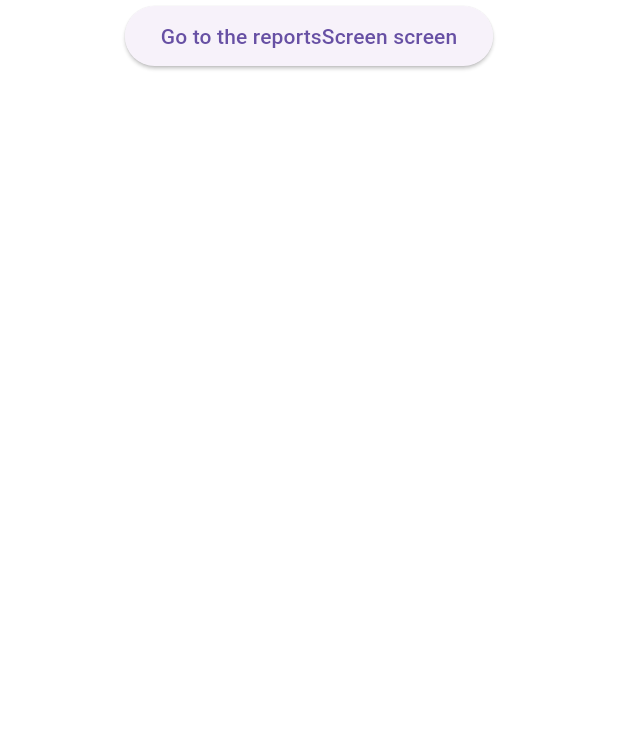
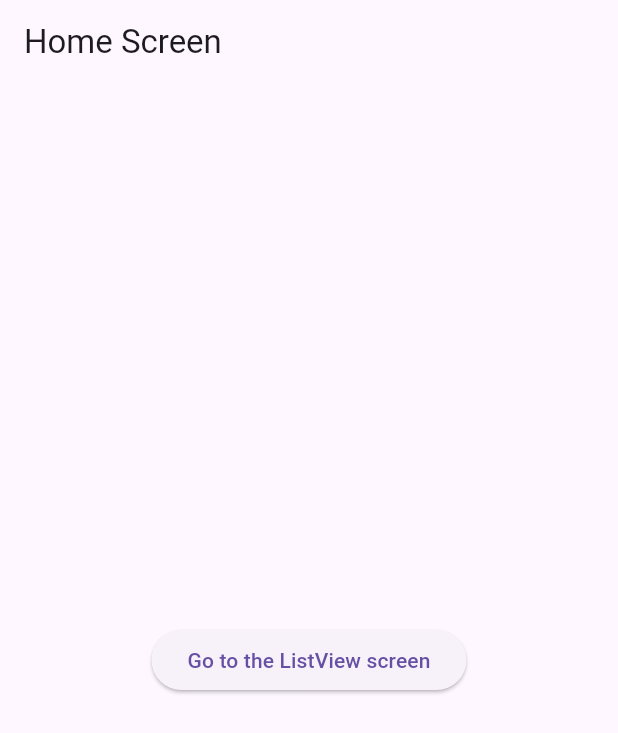
Before and after one commit to of3jlmssoo/flutterExpences, a Flutter app: the screen it shows after launch, on a phone screen of 412 x 824 dp. Shown: the top 733 px of the screen. Run offline on Flutter 3.47's test engine with Material 3 defaults, Android fonts, the light colour scheme and no system bars; our stand-ins replace flutter_riverpod, freezed_annotation, go_router, riverpod_annotation; generated files the repository leaves out were written again.

Commit message:
add record

```diff
--- a/lib/main.dart
+++ b/lib/main.dart
@@ -1,51 +1,16 @@
-// import 'package:flutter/material.dart';
-// import 'package:go_router/go_router.dart';
-// import 'package:flutter_riverpod/flutter_riverpod.dart';
-// import 'package:riverpod_annotation/riverpod_annotation.dart';
+import 'package:flutter/material.dart';
+import 'package:flutter_riverpod/flutter_riverpod.dart';
+import 'package:go_router/go_router.dart';
+import 'package:riverpodtest/reportsscreen.dart';
 
-// part 'main.g.dart';
-
-// // We create a "provider", which will store a value (here "Hello world").
-// // By using a provider, this allows us to mock/override the value exposed.
-// @riverpod
-// String helloWorld(HelloWorldRef ref) {
-//   return 'Hello world';
-// }
-
-// void main() {
-//   runApp(
-//     // For widgets to be able to read providers, we need to wrap the entire
-//     // application in a "ProviderScope" widget.
-//     // This is where the state of our providers will be stored.
-//     ProviderScope(
-//       child: MyApp(),
-//     ),
-//   );
-// }
-
-// // Extend ConsumerWidget instead of StatelessWidget, which is exposed by Riverpod
-// class MyApp extends ConsumerWidget {
-//   @override
-//   Widget build(BuildContext context, WidgetRef ref) {
-//     final String value = ref.watch(helloWorldProvider);
-
-//     return MaterialApp(
-//       home: Scaffold(
-//         appBar: AppBar(title: const Text('Example')),
-//         body: Center(
-//           child: Text(value),
-//         ),
-//       ),
-//     );
-//   }
-// }
-
-import 'package:flutter/material.dart';
-import 'package:go_router/go_router.dart';
-
-import 'reportsscreen.dart';
-
-void main() => runApp(const MyApp());
+// void main() => runApp(const MyApp());
+void main() {
+  runApp(
+    ProviderScope(
+      child: MyApp(),
+    ),
+  );
+}
 
 /// The route configuration.
 final GoRouter _router = GoRouter(
@@ -53,24 +18,17 @@ final GoRouter _router = GoRouter(
     GoRoute(
       path: '/',
       builder: (BuildContext context, GoRouterState state) {
-        // return const ReportsScreen();
-        return Column(
-          children: [
-            ElevatedButton(
-              onPressed: () => const ReportsScreen(),
-              child: const Text('Go to the reportsScreen screen'),
-            ),
-          ],
-        );
+        return HomeScreen();
+        // return ReportsScreen();
       },
-      // routes: <RouteBase>[
-      //   GoRoute(
-      //     path: 'details',
-      //     builder: (BuildContext context, GoRouterState state) {
-      //       return const DetailsScreen();
-      //     },
-      //   ),
-      // ],
+      routes: <RouteBase>[
+        GoRoute(
+          path: 'listview',
+          builder: (BuildContext context, GoRouterState state) {
+            return const ReportsScreen();
+          },
+        ),
+      ],
     ),
   ],
 );
@@ -88,24 +46,24 @@ class MyApp extends StatelessWidget {
   }
 }
 
-/// The home screen
-// class HomeScreen extends StatelessWidget {
-//   /// Constructs a [HomeScreen]
-//   const HomeScreen({super.key});
+// The home screen
+class HomeScreen extends StatelessWidget {
+  /// Constructs a [HomeScreen]
+  const HomeScreen({super.key});
 
-//   @override
-//   Widget build(BuildContext context) {
-//     return Scaffold(
-//       appBar: AppBar(title: const Text('Home Screen')),
-//       body: Center(
-//         child: ElevatedButton(
-//           onPressed: () => context.go('/details'),
-//           child: const Text('Go to the Details screen'),
-//         ),
-//       ),
-//     );
-//   }
-// }
+  @override
+  Widget build(BuildContext context) {
+    return Scaffold(
+      appBar: AppBar(title: const Text('Home Screen')),
+      body: Center(
+        child: ElevatedButton(
+          onPressed: () => context.go('/listview'),
+          child: const Text('Go to the ListView screen'),
+        ),
+      ),
+    );
+  }
+}
 
 /// The details screen
 // class DetailsScreen extends StatelessWidget {
--- a/lib/report.dart
+++ b/lib/report.dart
@@ -22,5 +22,5 @@ class Report with _$Report {
 
   /// Convert a JSON object into an [Expence] instance.
   /// This enables type-safe reading of the API response.
-  factory Report.fromJson(Map<String, dynamic> json) => _$ReportFromJson(json);
+  // factory Report.fromJson(Map<String, dynamic> json) => _$ReportFromJson(json);
 }
--- a/pubspec.yaml
+++ b/pubspec.yaml
@@ -6,6 +6,7 @@ version: 1.0.0+1
 
 environment:
   sdk: '>=3.1.5 <4.0.0'
+  flutter: ">=3.7.0"
 
 dependencies:
   flutter:
@@ -24,7 +25,7 @@ dev_dependencies:
   flutter_test:
     sdk: flutter
 
-  flutter_lints: ^2.0.0
+  flutter_lints: ^3.0.1
   riverpod_generator: ^2.3.6
   build_runner: ^2.4.6
   custom_lint: ^0.5.6
```
Also changed, not shown: lib/reports.dart (+21 -1 lines), lib/reportsscreen.dart (+65 -3 lines), lib/report.freezed.dart, lib/reports.g.dart, pubspec.lock.
